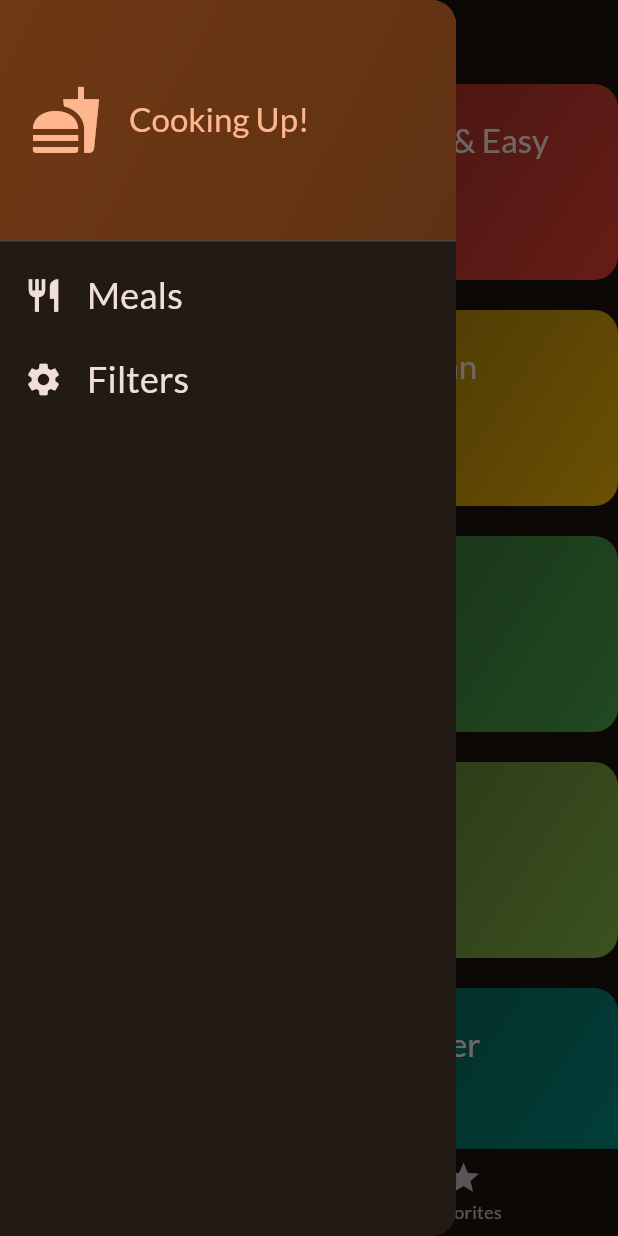
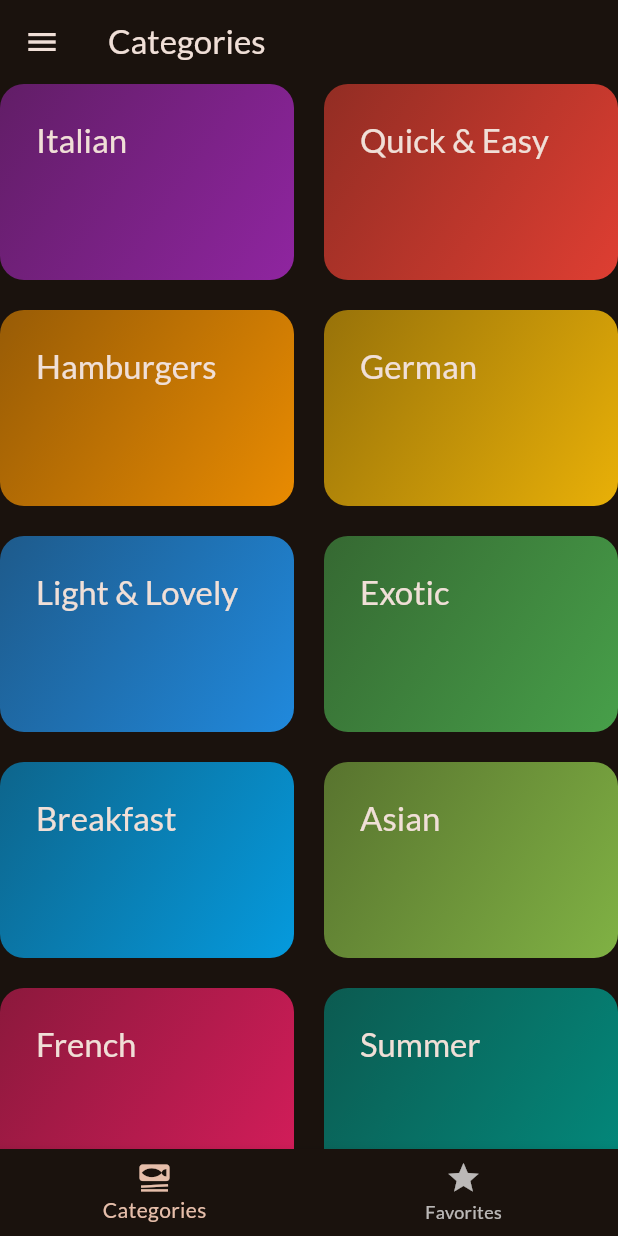
Before and after one commit to Frank5005/meals_app, a Flutter app: the screen it shows after launch, in the side drawer, after a tap on "Meals", on a phone screen of 412 x 824 dp. Run offline on Flutter 3.47's test engine with Material 3 defaults, Android fonts, the phone set to English and light mode, and no system bars; our stand-ins replace google_fonts, transparent_image.

Commit message:
Adding a little navigation

```diff
--- a/lib/screens/tabs.dart
+++ b/lib/screens/tabs.dart
@@ -47,6 +47,15 @@ class _TabsScreenState extends State<TabsScreen> {
     });
   }
 
+  void _setScreen(String identifier) {
+    if (identifier == 'filters') {
+      //
+    } else {
+      //You are in the same screen
+      Navigator.of(context).pop();
+    }
+  }
+
   @override
   Widget build(BuildContext context) {
     Widget activePage = CategoriesScreen(
@@ -66,7 +75,7 @@ class _TabsScreenState extends State<TabsScreen> {
       appBar: AppBar(
         title: Text(activePageTitle),
       ),
-      drawer: const MainDrawer(),
+      drawer: MainDrawer(onSelectScreen: _setScreen),
       body: activePage,
       bottomNavigationBar: BottomNavigationBar(
         onTap: _selectPage,
--- a/lib/widgets/main_drawer.dart
+++ b/lib/widgets/main_drawer.dart
@@ -1,7 +1,9 @@
 import 'package:flutter/material.dart';
 
 class MainDrawer extends StatelessWidget {
-  const MainDrawer({super.key});
+  const MainDrawer({super.key, required this.onSelectScreen});
+
+  final void Function(String identifier) onSelectScreen;
 
   @override
   Widget build(BuildContext context) {
@@ -54,7 +56,7 @@ class MainDrawer extends StatelessWidget {
                   ),
             ),
             onTap: () {
-              //
+              onSelectScreen('meals');
             },
           ),
           ListTile(
@@ -71,7 +73,7 @@ class MainDrawer extends StatelessWidget {
                   ),
             ),
             onTap: () {
-              //
+              onSelectScreen('filters');
             },
           ),
         ],
```
